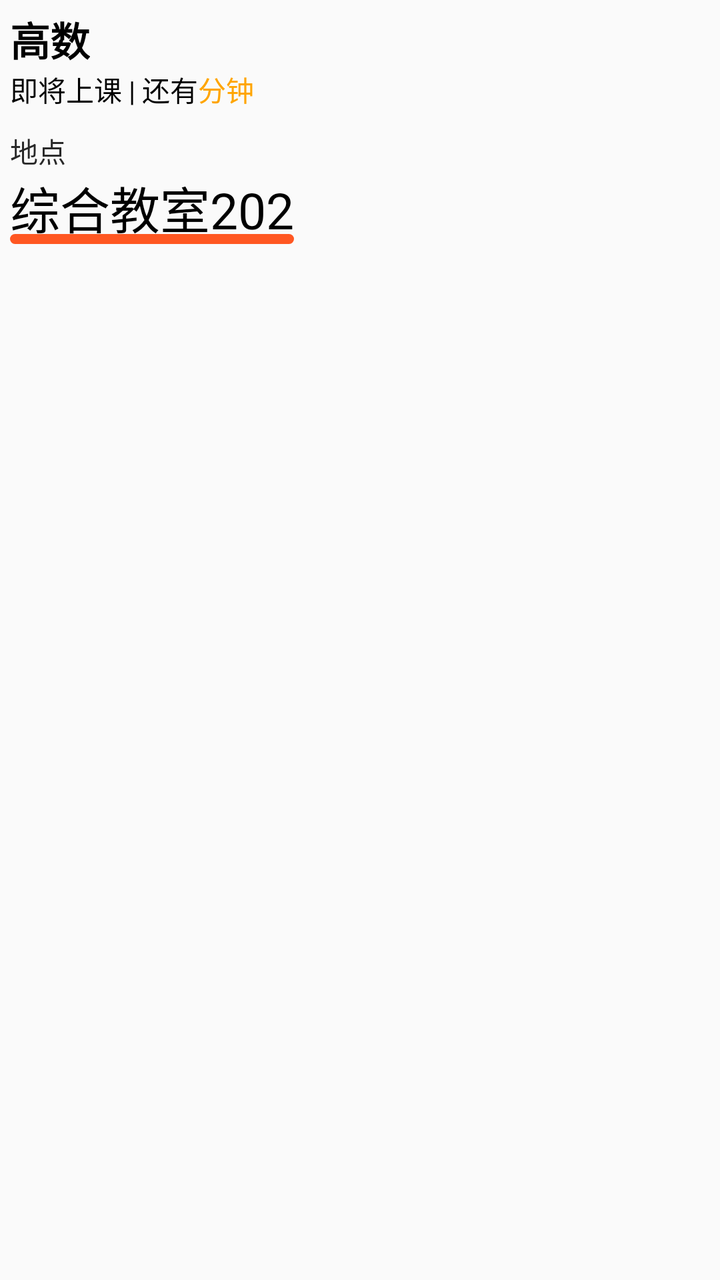
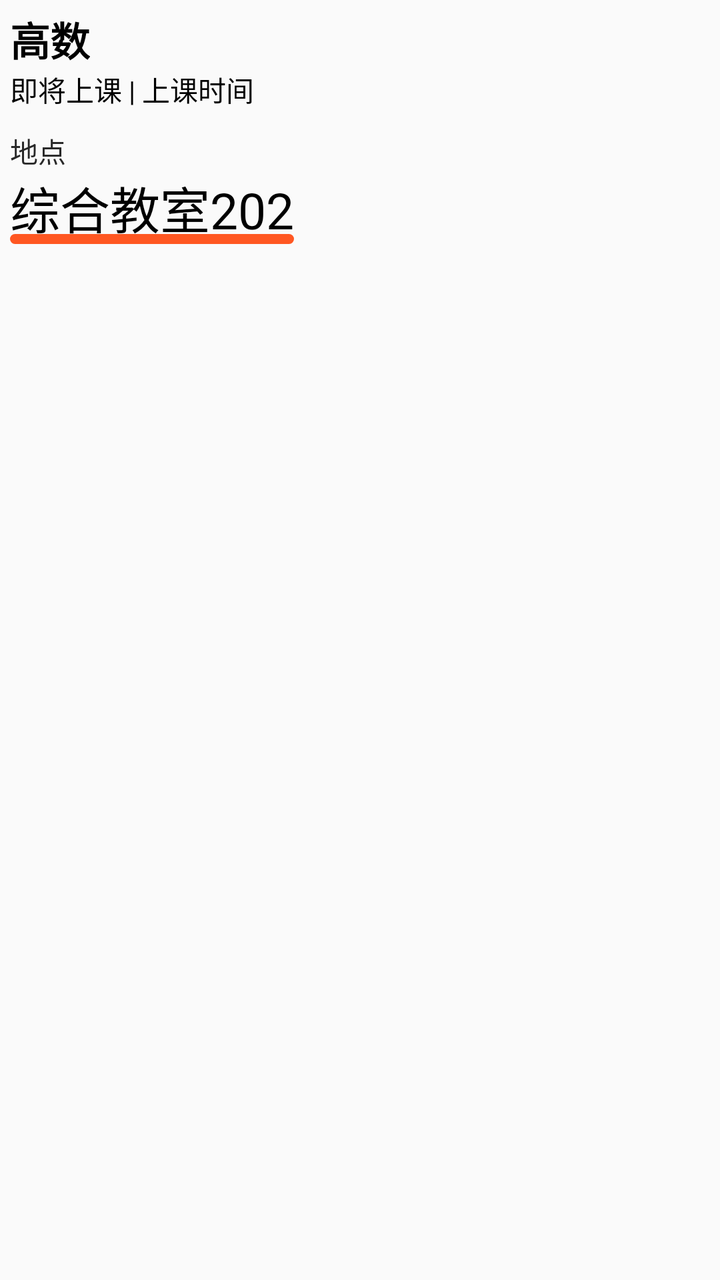

Before-and-after screenshots of an Android layout around one commit, followed by the original layout XML and the change that was made.
<!-- AndroidManifest.xml: application theme Theme.StarSchedule -->
<!-- res/layout/live_notification_card.xml -->
<?xml version="1.0" encoding="utf-8"?>
<LinearLayout xmlns:android="http://schemas.android.com/apk/res/android"
    android:layout_width="match_parent"
    android:layout_height="wrap_content"
    android:orientation="horizontal">

    <LinearLayout
        android:layout_width="match_parent"
        android:layout_height="wrap_content"
        android:layout_margin="5sp"
        android:orientation="vertical">

        <LinearLayout
            android:layout_width="match_parent"
            android:layout_height="wrap_content"
            android:layout_gravity="center"
            android:gravity="center_vertical"
            android:orientation="horizontal">

            <LinearLayout
                android:layout_width="0dp"
                android:layout_height="wrap_content"
                android:layout_weight="1"
                android:gravity="center_vertical"
                android:orientation="vertical">

                <TextView
                    android:id="@+id/live_title"
                    android:layout_width="wrap_content"
                    android:layout_height="wrap_content"
                    android:ellipsize="end"
                    android:maxLines="1"
                    android:text="@string/class_example"
                    android:textColor="@color/live_title_color"
                    android:textSize="20sp"
                    android:textStyle="bold" />

                <LinearLayout
                    android:layout_width="wrap_content"
                    android:layout_height="wrap_content"
                    android:orientation="horizontal">

                    <TextView
                        android:layout_width="wrap_content"
                        android:layout_height="wrap_content"
                        android:maxLines="1"
                        android:text="@string/upcomingClassText"
                        android:textColor="@color/live_title_color" />
                    <TextView
                        android:id="@+id/live_time"
                        android:layout_width="wrap_content"
                        android:layout_height="wrap_content"
                        android:maxLines="1"
                        android:textColor="@color/live_time" />

                    <TextView
                        android:layout_width="wrap_content"
                        android:layout_height="wrap_content"
                        android:maxLines="1"
                        android:text="@string/min"
                        android:textColor="@color/live_time" />
                </LinearLayout>
            </LinearLayout>

            <ImageView
                android:id="@+id/live_icon"
                android:layout_width="50dp"
                android:layout_height="50dp"
                android:contentDescription="@null"
                android:scaleType="centerCrop" />
        </LinearLayout>

        <TextView
            android:layout_width="wrap_content"
            android:layout_height="wrap_content"
            android:layout_marginTop="10sp"
            android:ellipsize="end"
            android:maxLines="1"
            android:text="@string/location"
            android:textColor="@color/live_low_text"
            android:textSize="14sp" />

        <TextView
            android:id="@+id/location"
            android:layout_width="wrap_content"
            android:layout_height="wrap_content"
            android:background="@drawable/location_background"
            android:maxLines="1"
            android:text="@string/location_example"
            android:textColor="@color/live_title_color"
            android:textSize="25sp" />
    </LinearLayout>
</LinearLayout>
<!-- resources referenced by this layout -->
<resources>
  <!-- drawable location_background (drawable) -->
  <?xml version="1.0" encoding="utf-8"?>
  <layer-list xmlns:android="http://schemas.android.com/apk/res/android">
      
      <item
          android:gravity="bottom">
          <shape android:shape="rectangle">
              <size android:height="5dp" /> 
              <solid android:color="#FF5722" /> 
              <corners android:radius="2.5dp" /> 
          </shape>
      </item>
  </layer-list>
  <string name="class_example">高数</string>
  <string name="location">地点</string>
  <string name="location_example">综合教室202</string>
  <string name="min">分钟</string>
  <string name="upcomingClassText">即将上课 | 还有</string>
  <style name="Theme.StarSchedule" parent="android:Theme.Material.Light.NoActionBar" />
</resources>

<!-- the commit's change to res/layout/live_notification_card.xml (unified diff, before → after) -->
@@ -53,12 +53,12 @@
                         android:maxLines="1"
                         android:textColor="@color/live_time" />
 
-                    <TextView
-                        android:layout_width="wrap_content"
-                        android:layout_height="wrap_content"
-                        android:maxLines="1"
-                        android:text="@string/min"
-                        android:textColor="@color/live_time" />
+
+
+
+
+
+
                 </LinearLayout>
             </LinearLayout>
 
<!-- resource entries referenced after the edit -->
@@ -16,8 +16,7 @@
   <string name="class_example">高数</string>
   <string name="location">地点</string>
   <string name="location_example">综合教室202</string>
-  <string name="min">分钟</string>
-  <string name="upcomingClassText">即将上课 | 还有</string>
+  <string name="upcomingClassText">即将上课 | 上课时间</string>
   <style name="Theme.StarSchedule" parent="android:Theme.Material.Light.NoActionBar" />
 </resources>
 
